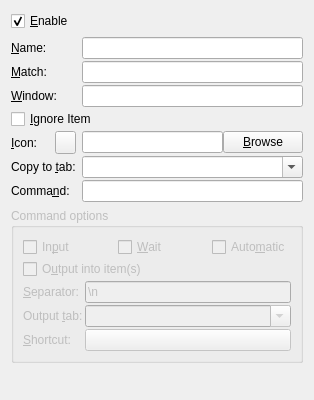
Old version of the form src/ui/commandwidget.ui in the repository hluk/CopyQ.
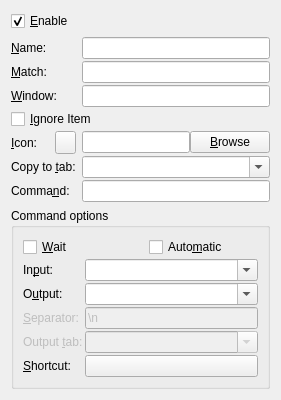
New version of the form.

Commit message: User settable MIME types for command input and output

```diff
--- a/src/ui/commandwidget.ui
+++ b/src/ui/commandwidget.ui
@@ -2,14 +2,6 @@
 <ui version="4.0">
  <class>CommandWidget</class>
  <widget class="QWidget" name="CommandWidget">
-  <property name="geometry">
-   <rect>
-    <x>0</x>
-    <y>0</y>
-    <width>314</width>
-    <height>400</height>
-   </rect>
-  </property>
   <property name="windowTitle">
    <string>Form</string>
   </property>
@@ -210,9 +202,6 @@
    </item>
    <item>
     <widget class="QGroupBox" name="groupBoxCommandOptions">
-     <property name="enabled">
-      <bool>false</bool>
-     </property>
      <property name="title">
       <string>Command options</string>
      </property>
@@ -225,19 +214,6 @@
         <property name="spacing">
          <number>16</number>
         </property>
-        <item>
-         <widget class="QCheckBox" name="checkBoxInput">
-          <property name="toolTip">
-           <string>Send item text to standard input of the command</string>
-          </property>
-          <property name="text">
-           <string>In&amp;put</string>
-          </property>
-          <property name="checked">
-           <bool>false</bool>
-          </property>
-         </widget>
-        </item>
         <item>
          <widget class="QCheckBox" name="checkBoxWait">
           <property name="toolTip">
@@ -260,25 +236,12 @@
         </item>
        </layout>
       </item>
-      <item>
-       <widget class="QCheckBox" name="checkBoxOutput">
-        <property name="toolTip">
-         <string>Save standard output to history</string>
-        </property>
-        <property name="text">
-         <string>O&amp;utput into item(s)</string>
-        </property>
-        <property name="checked">
-         <bool>false</bool>
-        </property>
-       </widget>
-      </item>
       <item>
        <layout class="QFormLayout" name="formLayout">
         <property name="verticalSpacing">
          <number>2</number>
         </property>
-        <item row="0" column="0">
+        <item row="2" column="0">
          <widget class="QLabel" name="separatorLabel">
           <property name="enabled">
            <bool>false</bool>
@@ -291,7 +254,7 @@
           </property>
          </widget>
         </item>
-        <item row="0" column="1">
+        <item row="2" column="1">
          <widget class="QLineEdit" name="lineEditSeparator">
           <property name="enabled">
            <bool>false</bool>
@@ -304,7 +267,7 @@
           </property>
          </widget>
         </item>
-        <item row="1" column="1">
+        <item row="3" column="1">
          <widget class="QComboBox" name="comboBoxOutputTab">
           <property name="enabled">
            <bool>false</bool>
@@ -317,7 +280,7 @@
           </property>
          </widget>
         </item>
-        <item row="1" column="0">
+        <item row="3" column="0">
          <widget class="QLabel" name="labelOutputTab">
           <property name="enabled">
            <bool>false</bool>
@@ -330,7 +293,7 @@
           </property>
          </widget>
         </item>
-        <item row="2" column="0">
+        <item row="4" column="0">
          <widget class="QLabel" name="label">
           <property name="text">
            <string>&amp;Shortcut:</string>
@@ -340,13 +303,53 @@
           </property>
          </widget>
         </item>
-        <item row="2" column="1">
+        <item row="4" column="1">
          <widget class="QPushButton" name="pushButtonShortcut">
           <property name="text">
            <string/>
           </property>
          </widget>
         </item>
+        <item row="0" column="0">
+         <widget class="QLabel" name="label_7">
+          <property name="text">
+           <string>In&amp;put:</string>
+          </property>
+          <property name="buddy">
+           <cstring>comboBoxInputFormat</cstring>
+          </property>
+         </widget>
+        </item>
+        <item row="0" column="1">
+         <widget class="QComboBox" name="comboBoxInputFormat">
+          <property name="toolTip">
+           <string>Send data of given MIME type to standard input of command (leave empty to disable).</string>
+          </property>
+          <property name="editable">
+           <bool>true</bool>
+          </property>
+         </widget>
+        </item>
+        <item row="1" column="1">
+         <widget class="QComboBox" name="comboBoxOutputFormat">
+          <property name="toolTip">
+           <string>Create items from standard output of the program (leave empty to disable).</string>
+          </property>
+          <property name="editable">
+           <bool>true</bool>
+          </property>
+         </widget>
+        </item>
+        <item row="1" column="0">
+         <widget class="QLabel" name="label_8">
+          <property name="text">
+           <string>O&amp;utput:</string>
+          </property>
+          <property name="buddy">
+           <cstring>comboBoxOutputFormat</cstring>
+          </property>
+         </widget>
+        </item>
        </layout>
       </item>
      </layout>
```
Left out of the diff: 23 changed lines with no effect on the pictures. The commit also changes 17 other files.
